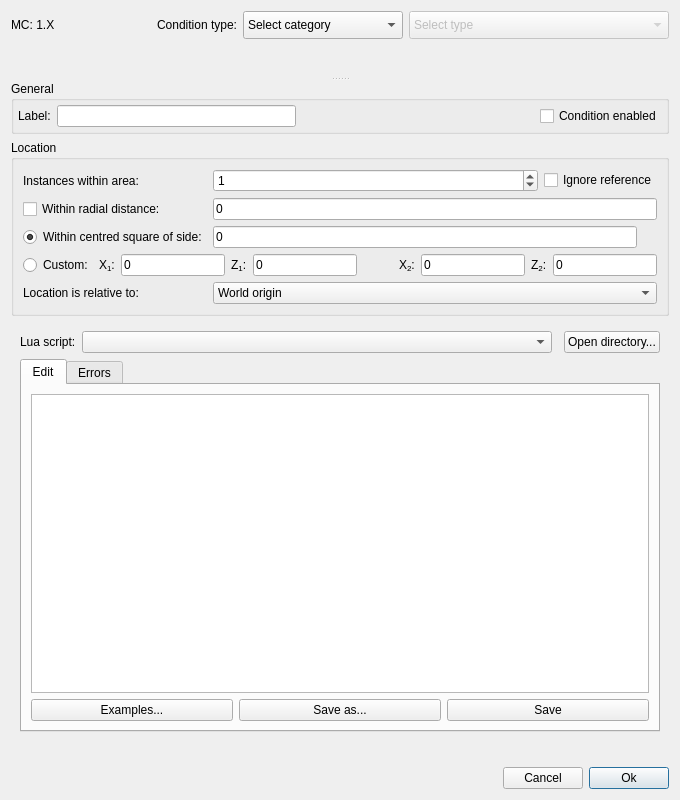
Above: src/conditiondialog.ui from Cubitect/cubiomes-viewer before the change. Below: the same form after it.
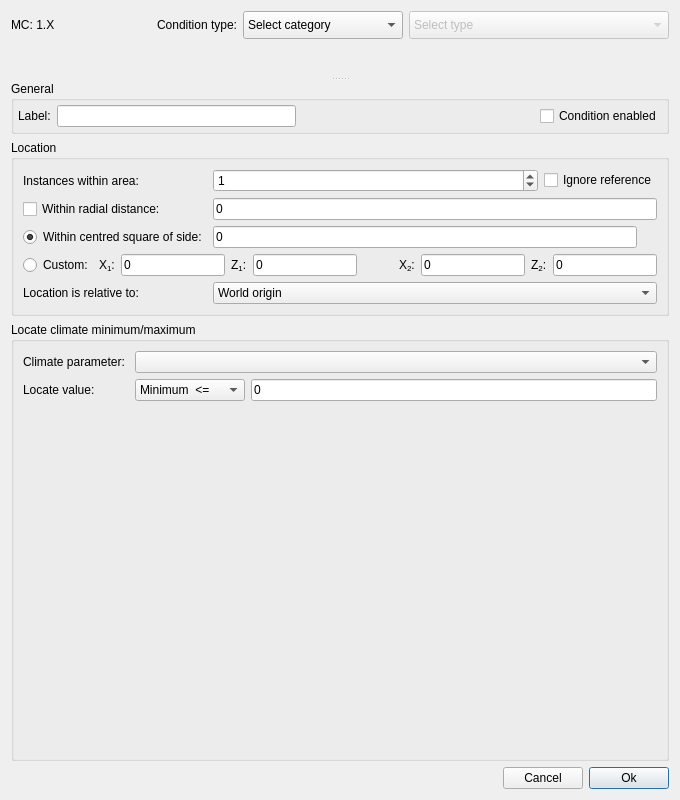
That is the form after the change. The open tabs and pages were chosen to show the change. Icons and pictures are not drawn. Custom widgets are drawn as their Qt base class.

Commit message: More changes for v3.0 1) added filter to find climate parameter minima and maxima 2) added surface height filter 3) added syntax highlighting to lua editor 4) added smart indentation to lua editor 5) improvements to surface height overlay 6) updated cubiomes with some performance improvements

```diff
--- a/src/conditiondialog.ui
+++ b/src/conditiondialog.ui
@@ -1033,6 +1033,148 @@
            </item>
           </layout>
          </widget>
+         <widget class="QWidget" name="pageMinMax">
+          <layout class="QGridLayout" name="gridLayout_23">
+           <property name="leftMargin">
+            <number>0</number>
+           </property>
+           <property name="topMargin">
+            <number>0</number>
+           </property>
+           <property name="rightMargin">
+            <number>0</number>
+           </property>
+           <property name="bottomMargin">
+            <number>0</number>
+           </property>
+           <item row="0" column="0">
+            <widget class="QGroupBox" name="groupBox_10">
+             <property name="title">
+              <string>Locate climate minimum/maximum</string>
+             </property>
+             <layout class="QGridLayout" name="gridLayout_24">
+              <item row="1" column="2">
+               <widget class="QLineEdit" name="lineMinMax">
+                <property name="text">
+                 <string>0</string>
+                </property>
+               </widget>
+              </item>
+              <item row="0" column="0">
+               <widget class="QLabel" name="label_8">
+                <property name="text">
+                 <string>Climate parameter: </string>
+                </property>
+               </widget>
+              </item>
+              <item row="1" column="1">
+               <widget class="QComboBox" name="comboMinMax">
+                <item>
+                 <property name="text">
+                  <string>Minimum	 &lt;=</string>
+                 </property>
+                </item>
+                <item>
+                 <property name="text">
+                  <string>Maximum	 &gt;=</string>
+                 </property>
+                </item>
+               </widget>
+              </item>
+              <item row="2" column="1">
+               <spacer name="verticalSpacer_5">
+                <property name="orientation">
+                 <enum>Qt::Vertical</enum>
+                </property>
+                <property name="sizeHint" stdset="0">
+                 <size>
+                  <width>20</width>
+                  <height>252</height>
+                 </size>
+                </property>
+               </spacer>
+              </item>
+              <item row="0" column="1" colspan="2">
+               <widget class="QComboBox" name="comboClimatePara"/>
+              </item>
+              <item row="1" column="0">
+               <widget class="QLabel" name="label_9">
+                <property name="text">
+                 <string>Locate value:</string>
+                </property>
+               </widget>
+              </item>
+             </layout>
+            </widget>
+           </item>
+          </layout>
+         </widget>
+         <widget class="QWidget" name="pageHeight">
+          <layout class="QGridLayout" name="gridLayout_25">
+           <property name="leftMargin">
+            <number>0</number>
+           </property>
+           <property name="topMargin">
+            <number>0</number>
+           </property>
+           <property name="rightMargin">
+            <number>0</number>
+           </property>
+           <property name="bottomMargin">
+            <number>0</number>
+           </property>
+           <item row="0" column="0">
+            <widget class="QGroupBox" name="groupBox_11">
+             <property name="title">
+              <string>Approximate surface height</string>
+             </property>
+             <layout class="QGridLayout" name="gridLayout_26">
+              <item row="0" column="0">
+               <widget class="QLabel" name="label_11">
+                <property name="text">
+                 <string>Height (Y-level)</string>
+                </property>
+               </widget>
+              </item>
+              <item row="0" column="1">
+               <widget class="QComboBox" name="comboHeightRange">
+                <item>
+                 <property name="text">
+                  <string>Inside range:</string>
+                 </property>
+                </item>
+                <item>
+                 <property name="text">
+                  <string>Outside range:</string>
+                 </property>
+                </item>
+               </widget>
+              </item>
+              <item row="1" column="1">
+               <spacer name="verticalSpacer_6">
+                <property name="orientation">
+                 <enum>Qt::Vertical</enum>
+                </property>
+                <property name="sizeHint" stdset="0">
+                 <size>
+                  <width>20</width>
+                  <height>332</height>
+                 </size>
+                </property>
+               </spacer>
+              </item>
+              <item row="0" column="2">
+               <layout class="QGridLayout" name="gridHeightRange">
+                <property name="spacing">
+                 <number>0</number>
+                </property>
+               </layout>
+              </item>
+             </layout>
+            </widget>
+           </item>
+          </layout>
+         </widget>
          <widget class="QWidget" name="pageLua">
           <layout class="QGridLayout" name="gridLayout_20">
            <item row="0" column="0">
```
Left out of the diff: 14 changed lines with no effect on the pictures. The commit also changes 10 other files.
